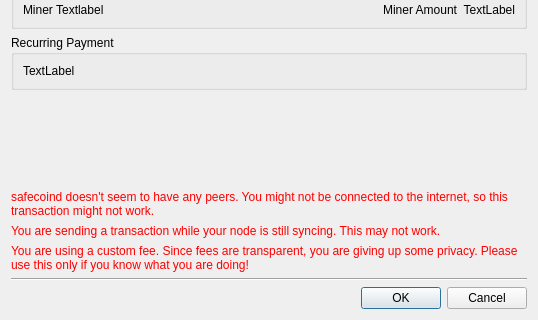
zerocurrencycoin/zerowallet, file src/confirm.ui: the form before one commit; both pictures show x 0 to 538 and y 138 to 458 of the 538 by 458 pixel window.
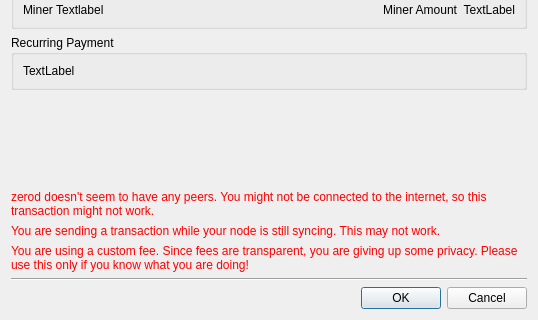
The form after the commit.

Diff of the .ui file:
```diff
--- a/src/confirm.ui
+++ b/src/confirm.ui
@@ -180,7 +180,7 @@
       <string notr="true">color: red;</string>
      </property>
      <property name="text">
-      <string>safecoind doesn't seem to have any peers. You might not be connected to the internet, so this transaction might not work.</string>
+      <string>zerod doesn't seem to have any peers. You might not be connected to the internet, so this transaction might not work.</string>
      </property>
      <property name="wordWrap">
       <bool>true</bool>
```
